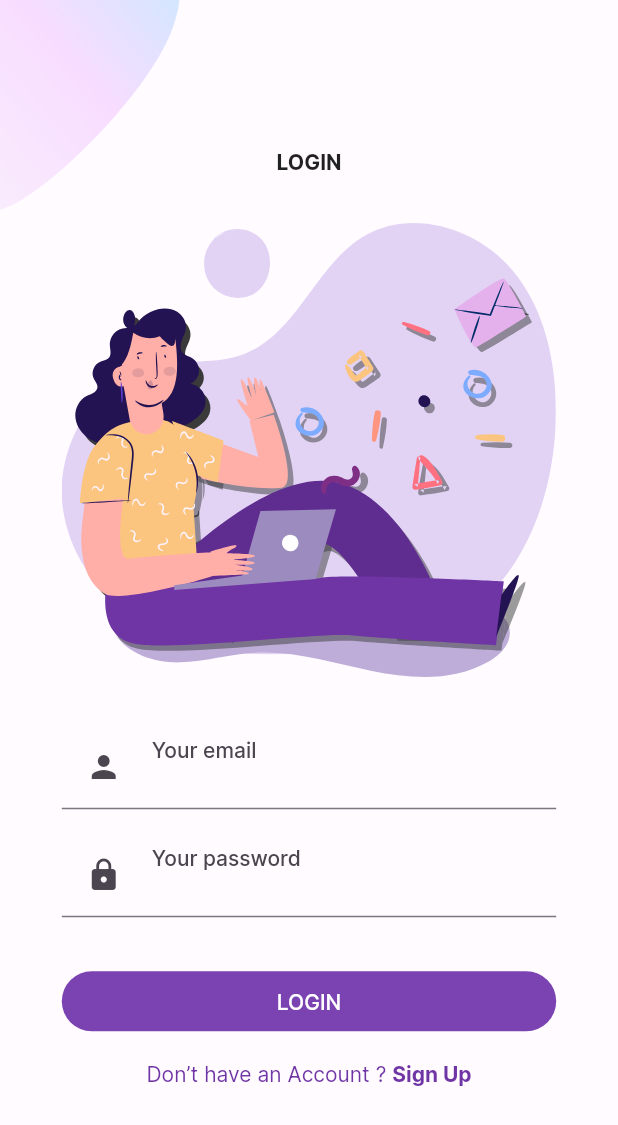
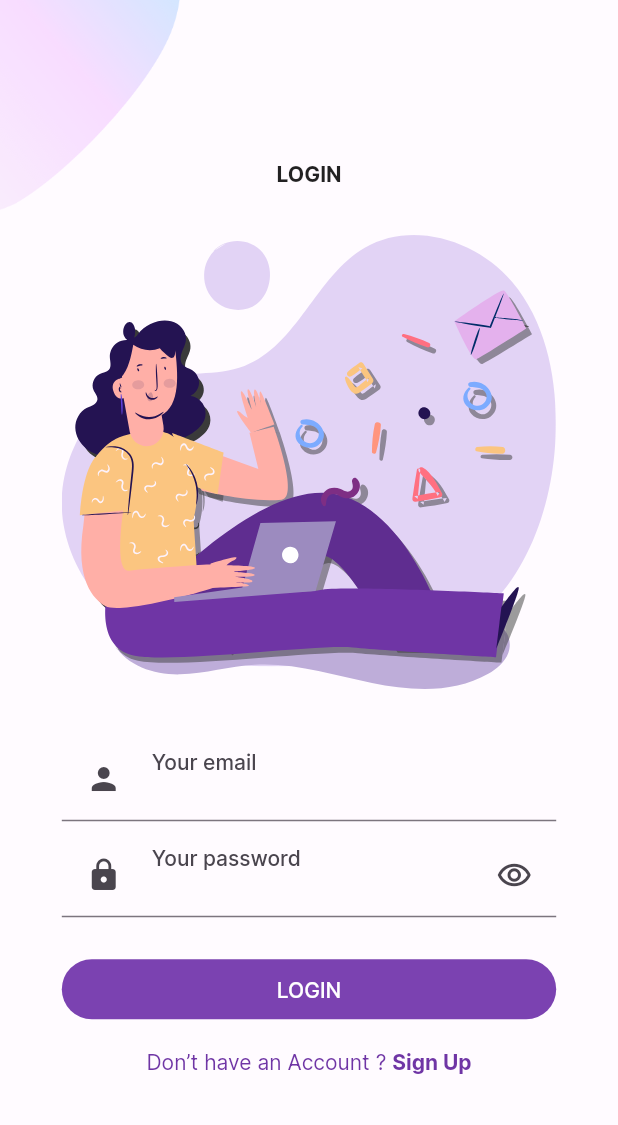
Before and after one commit to c-nandhakumar/budget_tracker, a Flutter app: the LogoutScreen screen opened directly, after a tap on "Log out", after a tap on "LOGIN", on a phone screen of 412 x 824 dp. Shown: the top 1125 px of the screen. Run offline on Flutter 3.47's test engine with Material 2 defaults, Android fonts, the phone set to English and light mode, and no system bars; our stand-ins replace firebase_auth, firebase_core, flip_card, flutter_svg, syncfusion_flutter_charts; missing offline and left inert: jovial_svg; accounts and stored records are empty; network calls fail.

Commit message:
Major Bug fix and improvements

```diff
--- a/lib/main.dart
+++ b/lib/main.dart
@@ -29,6 +29,7 @@ class MyApp extends StatelessWidget {
         StreamProvider(
             create: (context) => context.read<FirebaseAuthMethods>().authState,
             initialData: null),
+
         ChangeNotifierProvider(
           create: (context) => BackEndProvider(),
         )
@@ -56,6 +57,7 @@ class AuthWrapper extends StatelessWidget {
     if (firebaseUser != null) {
       return BottomNavBar();
     } else {
+
       return WelcomeScreen();
     }
   }
--- a/lib/provider/app_provider.dart
+++ b/lib/provider/app_provider.dart
@@ -3,6 +3,7 @@ import 'package:budget_app/models/category_model.dart';
 import 'package:firebase_auth/firebase_auth.dart';
 import 'package:flutter/material.dart';
 import "package:http/http.dart" as http;
+import 'package:provider/provider.dart';
 import 'dart:convert';
 
 import '../models/expense_model.dart';
@@ -11,7 +12,26 @@ const SERVER_URL =
     "http://ec2-3-110-68-255.ap-south-1.compute.amazonaws.com:8000";
 // const USER_ID = 'gCyuWfM3TuYcx71B3Za99qQjeRz2';
 
-class BackEndProvider with ChangeNotifier {
+abstract class DisposableProvider with ChangeNotifier {
+  void disposeValues();
+}
+
+class AppProviders {
+  static List<DisposableProvider> getDisposableProviders(BuildContext context) {
+    return [
+      Provider.of<BackEndProvider>(context, listen: false),
+      //...other disposable providers
+    ];
+  }
+
+  static void disposeAllDisposableProviders(BuildContext context) {
+    getDisposableProviders(context).forEach((disposableProvider) {
+      disposableProvider.disposeValues();
+    });
+  }
+}
+
+class BackEndProvider extends DisposableProvider {
   String getServerUrl() {
     return SERVER_URL;
   }
@@ -91,19 +111,46 @@ class BackEndProvider with ChangeNotifier {
     if (budget!.budgets.isNotEmpty) {
       selectedBudgetIndex = 0;
       selectedBudget = budget!.budgets[selectedBudgetIndex!].budgetname;
+      selectedInsights = selectedBudget;
+    } else {
+      selectedBudgetIndex = 0;
     }
     notifyListeners();
   }
 
   void setCategories(String payload) {
-    categories = categoriesFromJson(payload);
-    notifyListeners();
+    if (payload.isNotEmpty) {
+      categories = categoriesFromJson(payload);
+      notifyListeners();
+    } else {
+      categories = [];
+    }
   }
 
   void setExpenses(String payload) {
-    expenses = expensesFromJson(payload);
+    if (payload.isNotEmpty) {
+      expenses = expensesFromJson(payload);
+      notifyListeners();
+    } else {
+      expenses = [];
+    }
+  }
 
-    notifyListeners();
+  @override
+  void disposeValues() {
+    bottomnavIndex = 0;
+    budget = null;
+    categories = null;
+    expenses = null;
+    categoriesPriceJson = null;
+    categoriesPriceList = [];
+
+    selectedBudget = null;
+    selectedInsights = null;
+    selectedBudgetIndex = 0;
+    total = 0;
+    balance = 0;
+    budgetAmount = 0;
   }
 }
 
@@ -133,7 +180,7 @@ Future<String> getBudgetData(BackEndProvider provider) async {
   print(provider.getUserId());
   var res = await http.get(Uri.parse(
       "$SERVER_URL/budgets/user/${FirebaseAuth.instance.currentUser!.uid}"));
-
+  print("<===== Get Budget Data Status Code =====> ${res.statusCode}");
   if (res.statusCode == 200) {
     print("Success in getting header");
     provider.setBudgets(res.body);
@@ -189,10 +236,14 @@ Future<String> getCategories(BackEndProvider provider) async {
 
   if (res.statusCode == 200) {
     print("Success in getting categories");
-    //print(res.body);
+    print(res.body);
 
     provider.setCategories(res.body);
     // provider.setCategoryPrice();
+    return res.body;
+  }
+  if (res.statusCode == 404) {
+    provider.setCategories("");
     return res.body;
   }
   if (res.statusCode == 422) {
@@ -215,22 +266,29 @@ Future<String> getExpenses(BackEndProvider provider) async {
     provider.setExpenses(res.body);
     return res.body;
   }
+  if (res.statusCode == 404) {
+    print("New User Expense");
+    provider.setExpenses("");
+    return res.body;
+  }
   if (res.statusCode == 422) {
     print("Error");
     return res.body;
   } else {
-    print(res);
+    print(res.statusCode);
   }
   return "";
 }
 
-Future<String> deleteExpenses(String expenseId) async {
+Future<String> deleteExpenses(
+    String expenseId, BackEndProvider provider) async {
   var res = await http.delete(
     Uri.parse("$SERVER_URL/expenses/$expenseId"),
   );
   print(res.body);
   if (res.statusCode == 200) {
     print("Deleted Successfully");
+    await getExpenses(provider);
     return "Deleted Successfully";
   }
   return "Error Occured!";
--- a/lib/screens/Login/components/login_form.dart
+++ b/lib/screens/Login/components/login_form.dart
@@ -24,7 +24,8 @@ class LoginForm extends StatefulWidget {
 class _LoginFormState extends State<LoginForm> {
   final TextEditingController emailController = TextEditingController();
   final TextEditingController passwordController = TextEditingController();
-
+  bool isNotVisible = true;
+  bool isLoading = false;
   @override
   void dispose() {
     // TODO: implement dispose
@@ -34,6 +35,9 @@ class _LoginFormState extends State<LoginForm> {
   }
 
   Future<void> loginUser() async {
+    setState(() {
+      isLoading = !isLoading;
+    });
     final UserCredential? value = await context
         .read<FirebaseAuthMethods>()
         .loginWithEmail(
@@ -44,6 +48,9 @@ class _LoginFormState extends State<LoginForm> {
     if (value != null) {
       final provider = Provider.of<BackEndProvider>(context, listen: false);
       provider.setBottomNavIndex(0);
+      setState(() {
+        isLoading = !isLoading;
+      });
       Navigator.of(context).push(MaterialPageRoute(
         builder: (context) => BottomNavBar(),
       ));
@@ -70,17 +77,31 @@ class _LoginFormState extends State<LoginForm> {
             ),
           ),
           Padding(
-            padding: const EdgeInsets.symmetric(vertical: defaultPadding),
+            padding: const EdgeInsets.symmetric(vertical: defaultPadding / 2),
             child: TextFormField(
               controller: passwordController,
               textInputAction: TextInputAction.done,
-              obscureText: true,
+              obscureText: isNotVisible,
               cursorColor: kPrimaryColor,
               decoration: InputDecoration(
                 hintText: "Your password",
                 prefixIcon: Padding(
                   padding: const EdgeInsets.all(defaultPadding),
                   child: Icon(Icons.lock),
+                ),
+                suffixIcon: InkWell(
+                  onTap: () => setState(() {
+                    isNotVisible = !isNotVisible;
+                  }),
+                  child: Padding(
+                    padding: const EdgeInsets.all(defaultPadding),
+                    child: isNotVisible
+                        ? Icon(Icons.remove_red_eye_outlined)
+                        : Icon(
+                            Icons.remove_red_eye,
+                            color: Colors.blue,
+                          ),
+                  ),
                 ),
               ),
             ),
@@ -96,9 +117,18 @@ class _LoginFormState extends State<LoginForm> {
                     backgroundColor: Theme.of(context).colorScheme.primary,
                     foregroundColor: Colors.white,
                     elevation: 0),
-                child: Text(
-                  "Login".toUpperCase(),
-                ),
+                child: isLoading
+                    ? SizedBox(
+                        height: 15,
+                        width: 15,
+                        child: CircularProgressIndicator(
+                          color: Colors.white,
+                          strokeWidth: 2.5,
+                        ),
+                      )
+                    : Text(
+                        "Login".toUpperCase(),
+                      ),
               ),
             ),
           ),
--- a/lib/screens/Login/login_screen.dart
+++ b/lib/screens/Login/login_screen.dart
@@ -11,31 +11,32 @@ class LoginScreen extends StatelessWidget {
 
   @override
   Widget build(BuildContext context) {
-    return Background(
-      child: SingleChildScrollView(
-        child: Responsive(
-          mobile: const MobileLoginScreen(),
-          desktop: Row(
-            children: [
-              const Expanded(
-                child: LoginScreenTopImage(),
-              ),
-              Expanded(
-                child: Row(
-                  mainAxisAlignment: MainAxisAlignment.center,
-                  children: const [
-                    SizedBox(
-                      width: 450,
-                      child: LoginForm(),
-                    ),
-                  ],
-                ),
-              ),
-            ],
-          ),
-        ),
-      ),
-    );
+    return // Background(
+        // child: SingleChildScrollView(
+        //   child: Responsive(
+        //child:
+        Scaffold(body: Background(child: const MobileLoginScreen()));
+    //     desktop: Row(
+    //       children: [
+    //         const Expanded(
+    //           child: LoginScreenTopImage(),
+    //         ),
+    //         Expanded(
+    //           child: Row(
+    //             mainAxisAlignment: MainAxisAlignment.center,
+    //             children: const [
+    //               SizedBox(
+    //                 width: 450,
+    //                 child: LoginForm(),
+    //               ),
+    //             ],
+    //           ),
+    //         ),
+    //       ],
+    //     ),
+    //   ),
+    // ),
+    //);
   }
 }
 
@@ -46,9 +47,10 @@ class MobileLoginScreen extends StatelessWidget {
 
   @override
   Widget build(BuildContext context) {
-    return Column(
+    return SingleChildScrollView(
+      child: Column(
         mainAxisAlignment: MainAxisAlignment.center,
-      children: <Widget>[
+        children: [
           const LoginScreenTopImage(),
           Row(
             children: const [
@@ -61,6 +63,7 @@ class MobileLoginScreen extends StatelessWidget {
             ],
           ),
         ],
+      ),
     );
   }
 }
--- a/lib/screens/Welcome/components/welcome_image.dart
+++ b/lib/screens/Welcome/components/welcome_image.dart
@@ -1,5 +1,6 @@
 import 'package:flutter/material.dart';
 import 'package:flutter_svg/flutter_svg.dart';
+import 'package:jovial_svg/jovial_svg.dart';
 
 import '../../../utility/constants.dart';
 
@@ -13,8 +14,11 @@ class WelcomeImage extends StatelessWidget {
     return Column(
       children: [
         Text(
-          "WELCOME TO BUDGET APP",
-          style: TextStyle(fontWeight: FontWeight.bold),
+          "Welcome to SimpliBudget",
+          style: Theme.of(context)
+              .textTheme
+              .titleLarge!
+              .copyWith(fontWeight: FontWeight.bold),
         ),
         SizedBox(height: defaultPadding * 2),
         Row(
--- a/lib/screens/insights_screen.dart
+++ b/lib/screens/insights_screen.dart
@@ -46,7 +46,9 @@ class _InsightsScreenState extends State<InsightsScreen> {
       ),
       body: ListView(children: [
         ChartWidget(),
-        PieChartWidget(),
+        (provider.budget != null && provider.budget!.budgets.isNotEmpty)
+            ? PieChartWidget()
+            : Container(),
       ]),
     );
   }
--- a/lib/screens/logout_screen.dart
+++ b/lib/screens/logout_screen.dart
@@ -52,7 +52,8 @@ class _LogoutScreenState extends State<LogoutScreen> {
             ),
             onPressed: () {
               context.read<FirebaseAuthMethods>().signOut(context);
-              context.read<BackEndProvider>().setUserId();
+              // context.read<BackEndProvider>().setUserId();
+              AppProviders.disposeAllDisposableProviders(context);
               Navigator.of(context).pushReplacement(MaterialPageRoute(
                 builder: (context) => WelcomeScreen(),
               ));
--- a/lib/widgets/category_grid.dart
+++ b/lib/widgets/category_grid.dart
@@ -20,6 +20,7 @@ class _CategoryGridState extends State<CategoryGrid> {
     super.initState();
     final provider = Provider.of<BackEndProvider>(context, listen: false);
     categories = getCategories(provider);
+    print("InitState Fired in Grid List");
   }
 
   @override
@@ -29,7 +30,9 @@ class _CategoryGridState extends State<CategoryGrid> {
         future: categories,
         builder: (context, snapshot) {
           if (snapshot.hasData) {
-            if (provider.categories != null) {
+            //print("<=======Categories=======> ${provider.categories}");
+            if (provider.categories != null &&
+                provider.categories!.isNotEmpty) {
               Map<String, dynamic>? categoriesPriceJson =
                   provider.categoriesPriceJson;
               Map<String, int> categoriesPriceMap = {};
--- a/lib/widgets/dialog_widget.dart
+++ b/lib/widgets/dialog_widget.dart
@@ -43,13 +43,13 @@ class _DialogWidgetState extends State<DialogWidget> {
             "budgetcreated": time
           }),
         );
-        //print(res.body);
+        print("BudgetCreation ${res.body}");
         Navigator.of(context).pop();
         // ignore: use_build_context_synchronously
         final provider = Provider.of<BackEndProvider>(context, listen: false);
-        getBudgetData(provider);
+        await getBudgetData(provider);
         // if (provider.selectedBudgetIndex != null) {
-        getTotal(provider, budgetname, provider.selectedBudgetIndex!);
+        await getTotal(provider, budgetname, provider.selectedBudgetIndex!);
         //     }else{
         //       final budget = budgetFromJson(payload);
         // if (budget!.budgets.isNotEmpty) {
--- a/lib/widgets/history_container.dart
+++ b/lib/widgets/history_container.dart
@@ -15,7 +15,7 @@ class HistoryContainer extends StatelessWidget {
       decoration: BoxDecoration(
           borderRadius: const BorderRadius.all(Radius.circular(5)),
           color: Theme.of(context).colorScheme.secondary),
-      height: SizeConfig.height! * 12.15,
+      height: SizeConfig.height! * 13,
       child: Row(
           mainAxisAlignment: MainAxisAlignment.spaceBetween,
           crossAxisAlignment: CrossAxisAlignment.center,
--- a/lib/widgets/pie_chart_widget.dart
+++ b/lib/widgets/pie_chart_widget.dart
@@ -34,6 +34,7 @@ class _PieChartWidgetState extends State<PieChartWidget> {
 
             if (provider.expenses != null) {
               provider.expenses!.forEach((e) {
+                print("Selected budget ======> ${provider.selectedBudget}");
                 if (e.budgetname == provider.selectedInsights) {
                   recentMap.putIfAbsent(e.categoryname, () => e.expensecost);
                   recentMap.update(
@@ -59,7 +60,7 @@ class _PieChartWidgetState extends State<PieChartWidget> {
                 Container(
                   padding: const EdgeInsets.only(top: 24.0),
                   child: Text(
-                    '${provider.selectedInsights}',
+                    '${provider.selectedInsights ?? provider.selectedBudget}',
                     style: const TextStyle(
                         fontSize: 20, fontWeight: FontWeight.bold),
                   ),
--- a/pubspec.yaml
+++ b/pubspec.yaml
@@ -42,6 +42,7 @@ dependencies:
   # Use with the CupertinoIcons class for iOS style icons.
   cupertino_icons: ^1.0.2
   flutter_svg: ^1.1.0
+  jovial_svg: ^1.1.14
 
 dev_dependencies:
   flutter_test:
```
Also changed, not shown: lib/screens/Signup/components/signup_form.dart (+15 -3 lines), lib/screens/Signup/signup_screen.dart (+32 -26 lines), lib/widgets/swipable_card.dart (+11 -4 lines), assets/images/welcome-optimized.svg (added), pubspec.lock. Lines whose indentation alone changed are shown as unchanged.
